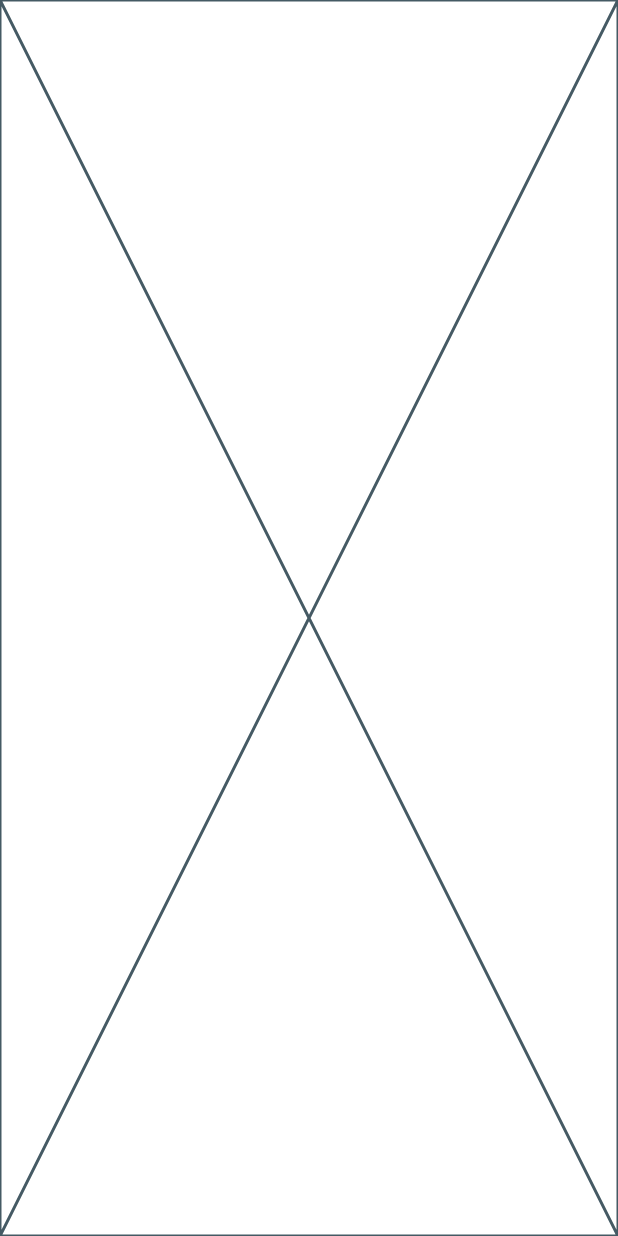
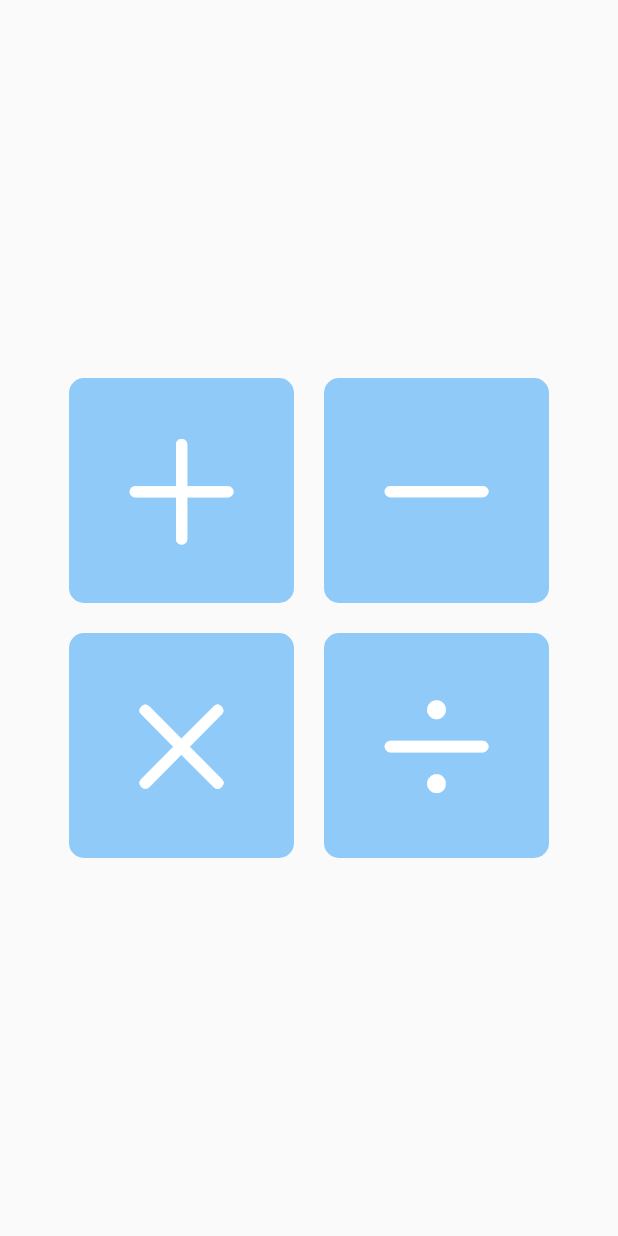
Before and after one commit to hellou8363/math_quiz, a Flutter app: the screen it shows after launch, on a phone screen of 412 x 824 dp. Run offline on Flutter 3.47's test engine with Material 2 defaults, Android fonts, the phone set to English and light mode, and no system bars.

Commit message:
연산 선택 및 난이도 선택 구현

```diff
--- a/lib/main.dart
+++ b/lib/main.dart
@@ -1,4 +1,5 @@
 import 'package:flutter/material.dart';
+import 'package:math_quiz/screens/splach_screen.dart';
 
 void main() {
   runApp(const MyApp());
@@ -9,6 +10,8 @@ class MyApp extends StatelessWidget {
 
   @override
   Widget build(BuildContext context) {
-    return const Placeholder();
+    return const MaterialApp(
+      home: SplashScreen(),
+    );
   }
 }
--- /dev/null
+++ b/lib/screens/select_quiz_screen.dart
@@ -0,0 +1,124 @@
+import 'package:flutter/cupertino.dart';
+import 'package:flutter/material.dart';
+import 'package:math_quiz/screens/quiz_solution_screen.dart';
+
+class SelectQuizScreen extends StatefulWidget {
+  const SelectQuizScreen({super.key});
+
+  @override
+  State<SelectQuizScreen> createState() => _SelectQuizScreenState();
+}
+
+class _SelectQuizScreenState extends State<SelectQuizScreen> {
+  int _screenNumber = 1;
+  late String _selectedQuiz;
+
+  @override
+  Widget build(BuildContext context) {
+    return Scaffold(
+      body: SafeArea(
+        child: _screenNumber == 1 ? _firstSelect() : _secondSelect(),
+      ),
+    );
+  }
+
+  Widget _firstSelect() {
+    return Column(
+      mainAxisAlignment: MainAxisAlignment.center,
+      children: [
+        Row(
+          mainAxisAlignment: MainAxisAlignment.center,
+          children: [
+            _firstSelectButton('+'),
+            const SizedBox(width: 20),
+            _firstSelectButton('-'),
+          ],
+        ),
+        const SizedBox(height: 20),
+        Row(
+          mainAxisAlignment: MainAxisAlignment.center,
+          children: [
+            _firstSelectButton('*'),
+            const SizedBox(width: 20),
+            _firstSelectButton('/'),
+          ],
+        ),
+      ],
+    );
+  }
+
+  Widget _secondSelect() {
+    return Padding(
+      padding: const EdgeInsets.symmetric(horizontal: 30),
+      child: Column(
+        mainAxisAlignment: MainAxisAlignment.center,
+        children: [
+          _secondSelectButton(1),
+          const SizedBox(height: 20),
+          _secondSelectButton(2),
+          const SizedBox(height: 20),
+          _secondSelectButton(3),
+          const SizedBox(height: 20),
+          _secondSelectButton(4),
+        ],
+      ),
+    );
+  }
+
+  Widget _firstSelectButton(String value) {
+    return InkWell(
+      onTap: () {
+        setState(() {
+          _screenNumber = 2;
+          _selectedQuiz = value;
+        });
+      },
+      child: Container(
+        width: 150,
+        height: 150,
+        decoration: BoxDecoration(
+          color: Colors.blue[200],
+          borderRadius: BorderRadius.circular(10),
+        ),
+        child: Icon(
+          value == '+'
+              ? CupertinoIcons.add
+              : value == '-'
+                  ? CupertinoIcons.minus
+                  : value == '*'
+                      ? CupertinoIcons.multiply
+                      : CupertinoIcons.divide,
+          size: 100,
+          color: Colors.white,
+        ),
+      ),
+    );
+  }
+
+  Widget _secondSelectButton(int level) {
+    return InkWell(
+      onTap: () {
+        Navigator.of(context).push(
+          MaterialPageRoute(
+            builder: (context) => QuizSolutionScreen(selectedQuiz: _selectedQuiz, level: level,),
+          ),
+        );
+      },
+      child: Container(
+        height: 80,
+        decoration: BoxDecoration(
+          color: Colors.blue[200],
+          borderRadius: BorderRadius.circular(10),
+        ),
+        alignment: Alignment.center,
+        child: Text(
+          'Level $level',
+          style: const TextStyle(
+            fontSize: 20,
+            fontWeight: FontWeight.bold,
+          ),
+        ),
+      ),
+    );
+  }
+}
```
Also changed, not shown: lib/screens/quiz_solution_screen.dart (added, +41 -0 lines), lib/screens/result_screen.dart (added, +15 -0 lines), lib/screens/splach_screen.dart (added, +33 -0 lines), pubspec.yaml (+2 -23 lines), pubspec.lock, 2 other files.
